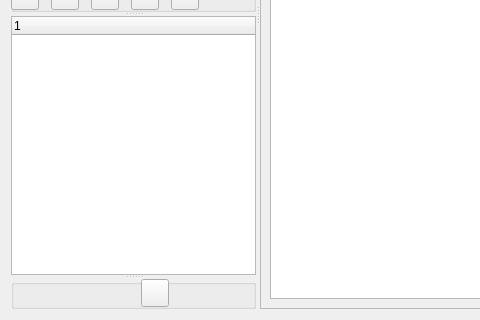
ccbogel/QualCoder, file GUI_UIs/ui_dialog_code_pdf.ui: the form before one commit; both pictures show x 0 to 480 and y 379 to 699 of the 1054 by 699 pixel window.
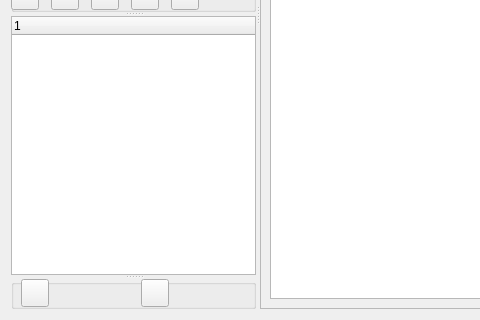
The form after the commit.

Commit message: find code button

Diff of the .ui file:
```diff
--- a/GUI_UIs/ui_dialog_code_pdf.ui
+++ b/GUI_UIs/ui_dialog_code_pdf.ui
@@ -667,6 +667,22 @@
          <bool>true</bool>
         </property>
        </widget>
+       <widget class="QPushButton" name="pushButton_find_code">
+        <property name="geometry">
+         <rect>
+          <x>10</x>
+          <y>0</y>
+          <width>28</width>
+          <height>28</height>
+         </rect>
+        </property>
+        <property name="toolTip">
+         <string>Find code</string>
+        </property>
+        <property name="text">
+         <string/>
+        </property>
+       </widget>
       </widget>
      </widget>
      <widget class="QScrollArea" name="scrollArea">
```
